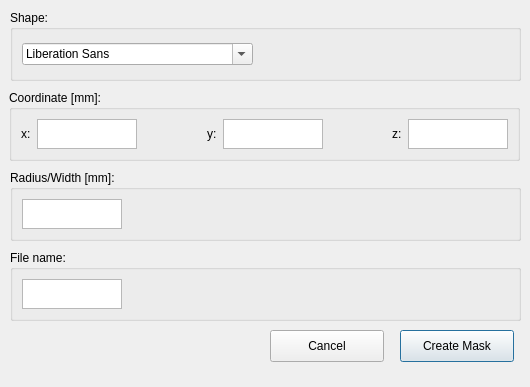
Above: src/ui/create_mask.ui from pfechd/jabe before the change. Below: the same form after it.
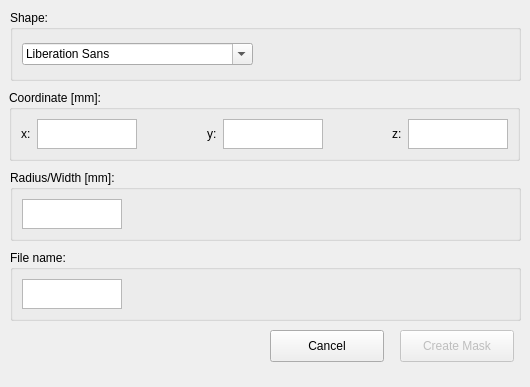
That is the form after the change.

Commit message: Disable button create_mask

What changed in the file:
```diff
--- a/src/ui/create_mask.ui
+++ b/src/ui/create_mask.ui
@@ -199,6 +199,9 @@
    </layout>
   </widget>
   <widget class="QPushButton" name="pushButton">
+   <property name="enabled">
+    <bool>false</bool>
+   </property>
    <property name="geometry">
     <rect>
      <x>400</x>
```
